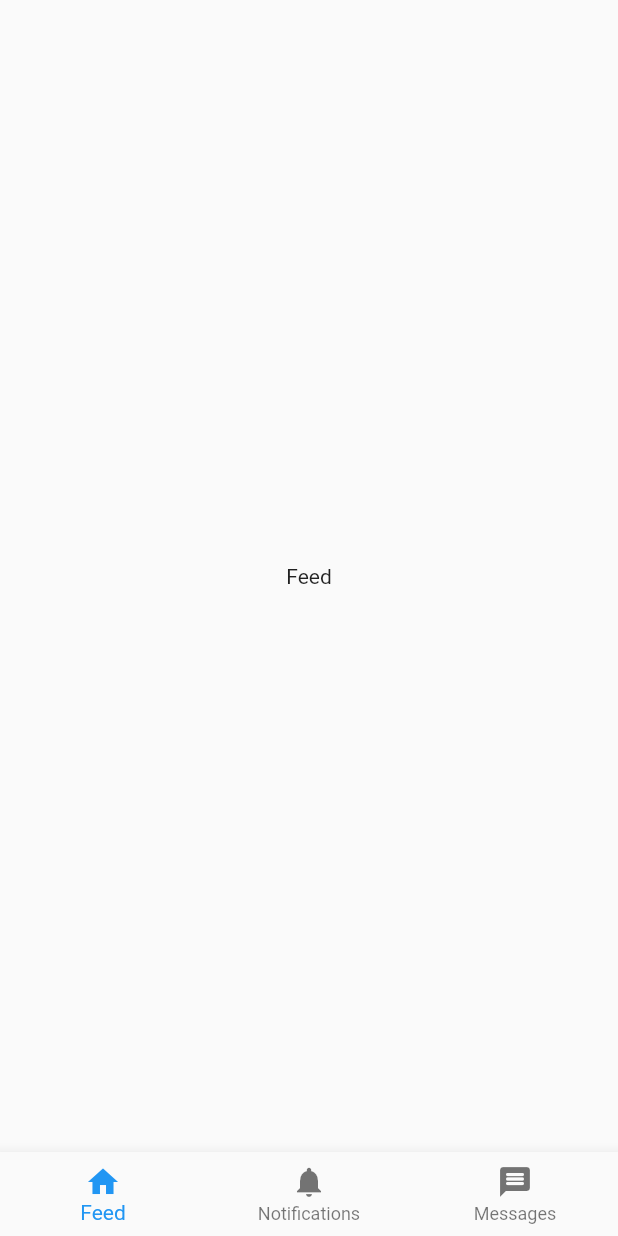
After one commit to Kchinzewe/RENEGADE, a Flutter app: the HomeScreen screen opened by its route, on a phone screen of 412 x 824 dp. The commit adds this screen. Run offline on Flutter 3.47's test engine with Material 2 defaults, Android fonts, the phone set to English and light mode, and no system bars.

Commit message:
what: bottom navigation bar why: to allow easier user navigation of various screens

```diff
--- /dev/null
+++ b/lib/home_screen.dart
@@ -0,0 +1,52 @@
+import 'package:flutter/material.dart';
+import 'package:connectpamodziv03/navigation_bar_screens/feed_screen.dart';
+import 'package:connectpamodziv03/navigation_bar_screens/message_screen.dart';
+import 'package:connectpamodziv03/navigation_bar_screens/notification_screen.dart';
+
+class HomeScreen extends StatefulWidget {
+  const HomeScreen({Key? key}) : super(key: key);
+
+  @override
+  _HomeScreenState createState() => _HomeScreenState();
+}
+
+class _HomeScreenState extends State<HomeScreen> {
+  int _selectedIndex = 0;
+  static const List<Widget> _pages = <Widget>[
+    FeedScreen(),
+    NotificationScreen(),
+    MessageScreen(),
+  ];
+  @override
+  Widget build(BuildContext context) {
+    return Scaffold(
+      body: Center(
+        child: _pages.elementAt(_selectedIndex),
+      ),
+      bottomNavigationBar: BottomNavigationBar(
+        items: const <BottomNavigationBarItem>[
+          BottomNavigationBarItem(
+            icon: Icon(Icons.home),
+            label: 'Feed',
+          ),
+          BottomNavigationBarItem(
+            icon: Icon(Icons.notifications),
+            label: 'Notifications',
+          ),
+          BottomNavigationBarItem(
+            icon: Icon(Icons.message_rounded),
+            label: 'Messages',
+          ),
+        ],
+        currentIndex: _selectedIndex,
+        onTap: _onItemTapped,
+      ),
+    );
+  }
+
+  void _onItemTapped(int index) {
+    setState(() {
+      _selectedIndex = index;
+    });
+  }
+}
--- a/lib/main.dart
+++ b/lib/main.dart
@@ -5,6 +5,7 @@ import 'package:connectpamodziv03/terms/privacy_screen.dart';
 import 'package:connectpamodziv03/terms/terms_screen.dart';
 import 'package:connectpamodziv03/signin_screen.dart';
 import 'package:connectpamodziv03/signup_screen.dart';
+import 'package:connectpamodziv03/home_screen.dart';
 
 void main() {
   runApp(MaterialApp(
@@ -17,6 +18,7 @@ void main() {
       '/cookies': (context) => const CookieScreen(),
       '/signup': (context) => const SignUpScreen(),
       '/signin': (context) => const SignInScreen(),
+      '/home': (context) => const HomeScreen(),
     },
     initialRoute: '/welcome',
   ));
--- /dev/null
+++ b/lib/navigation_bar_screens/feed_screen.dart
@@ -0,0 +1,17 @@
+import 'package:flutter/material.dart';
+
+class FeedScreen extends StatefulWidget {
+  const FeedScreen({Key? key}) : super(key: key);
+
+  @override
+  _FeedScreenState createState() => _FeedScreenState();
+}
+
+class _FeedScreenState extends State<FeedScreen> {
+  @override
+  Widget build(BuildContext context) {
+    return Container(
+      child: Text('Feed'),
+    );
+  }
+}
```
Also changed, not shown: lib/navigation_bar_screens/message_screen.dart (added, +17 -0 lines), lib/navigation_bar_screens/notification_screen.dart (added, +17 -0 lines).
